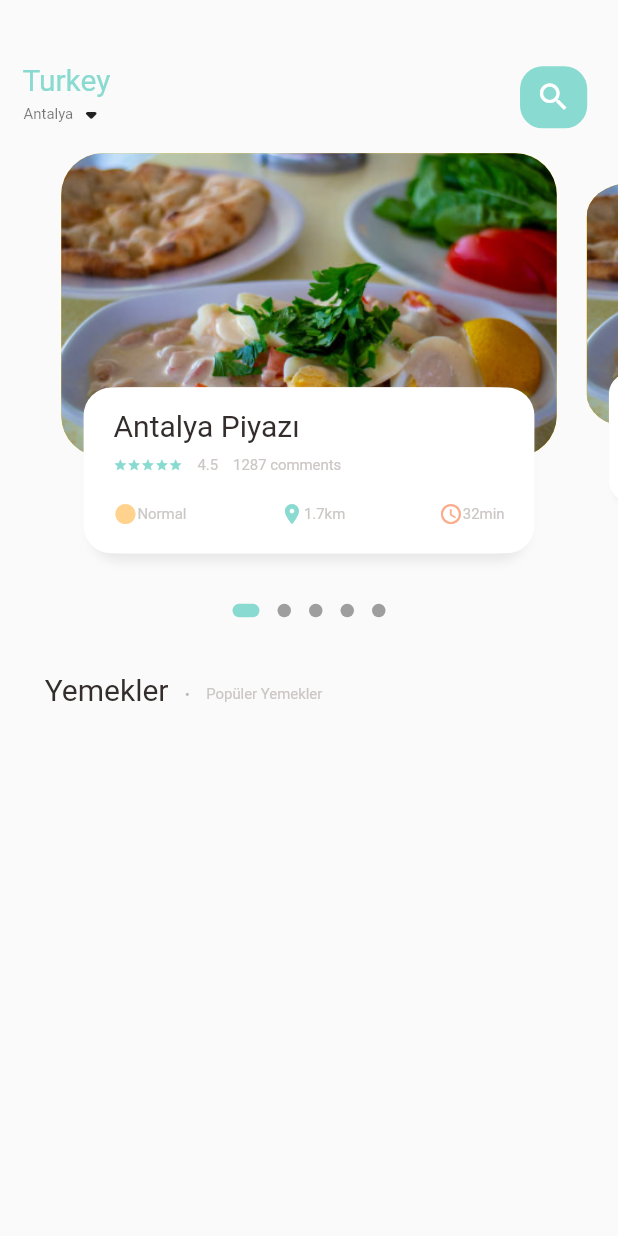
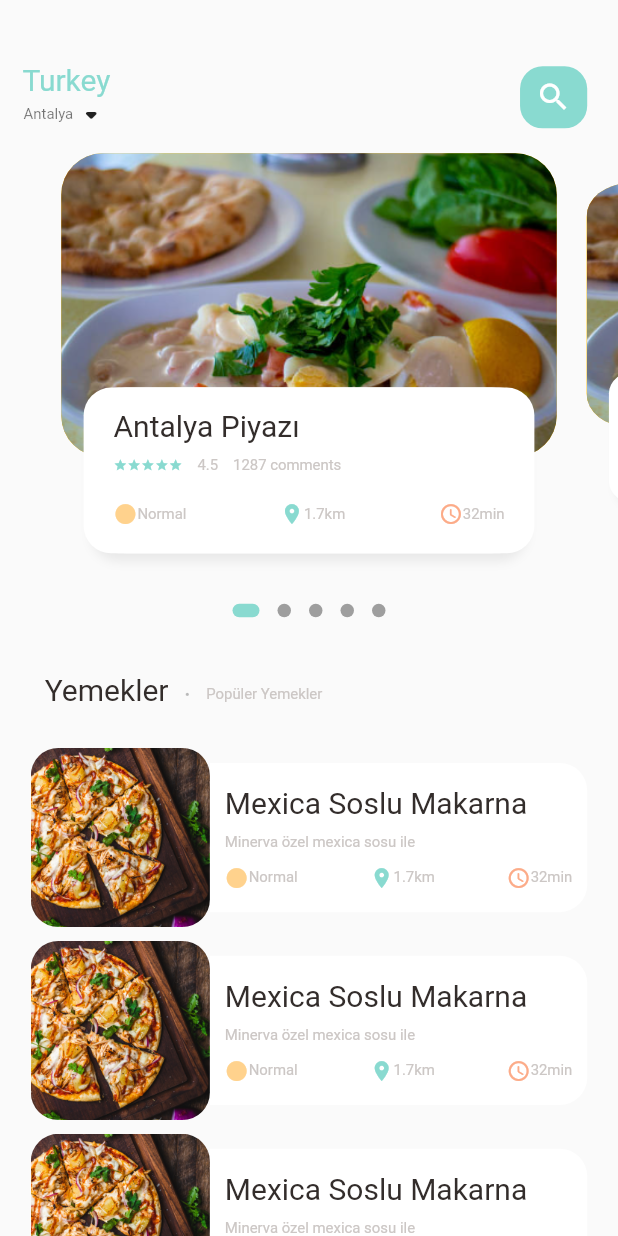
Before and after one commit to bayramyavuzcicek/flutter_Ecommerce_app, a Flutter app: the screen it shows after launch, on a phone screen of 412 x 824 dp. Run offline on Flutter 3.47's test engine with Material 2 defaults, Android fonts, the phone set to English and light mode, and no system bars; drawn by our look-alikes of dots_indicator; our stand-ins replace get.

Commit message:
mainFoodPage tamamlandı

```diff
--- a/e_commerce/lib/home/food_page_body.dart
+++ b/e_commerce/lib/home/food_page_body.dart
@@ -62,9 +62,10 @@ class _FoodPageBodyState extends State<FoodPageBody> {
                 borderRadius: BorderRadius.circular(5.0)),
           ),
         ),
-
         //Popular Text
-        SizedBox(height: Dimensions.height30,),
+        SizedBox(
+          height: Dimensions.height30,
+        ),
 
         Container(
           margin: EdgeInsets.only(left: Dimensions.width30),
@@ -72,23 +73,121 @@ class _FoodPageBodyState extends State<FoodPageBody> {
             crossAxisAlignment: CrossAxisAlignment.end,
             children: [
               BigText(text: "Yemekler"),
-              SizedBox(width: Dimensions.width10,),
+              SizedBox(
+                width: Dimensions.width10,
+              ),
               Container(
-                margin: EdgeInsets.only(bottom:3),
-                child: BigText(text: ".",color: Colors.black26,),
+                margin: EdgeInsets.only(bottom: 3),
+                child: BigText(
+                  text: ".",
+                  color: Colors.black26,
+                ),
               ),
-              SizedBox(width: Dimensions.width10,),
+              SizedBox(
+                width: Dimensions.width10,
+              ),
 
               //Popular Text
               Container(
-                margin: EdgeInsets.only(bottom:2),
+                margin: EdgeInsets.only(bottom: 2),
                 child: SmallText(text: "Popüler Yemekler"),
               ),
-
-
             ],
           ),
         ),
+        SizedBox(
+          height: Dimensions.height30,
+        ),
+        //List of Food and images
+        // ignore: sized_box_for_whitespace
+        ListView.builder(
+            physics: NeverScrollableScrollPhysics(),
+            shrinkWrap: true,
+            itemCount: 10,
+            itemBuilder: (context, index) {
+              return Container(
+                margin: EdgeInsets.only(
+                    left: Dimensions.width20,
+                    right: Dimensions.width20,
+                    bottom: Dimensions.height10),
+                child: Row(
+                  children: [
+                    //Image Section
+                    Container(
+                      height: Dimensions.listViewImgSize,
+                      width: Dimensions.listViewImgSize,
+                      decoration: BoxDecoration(
+                        borderRadius:
+                            BorderRadius.circular(Dimensions.radius20),
+                        color: Colors.white38,
+                        image: const DecorationImage(
+                          fit: BoxFit.cover,
+                          image: AssetImage("assets/images/food1.jpg"),
+                        ),
+                      ),
+                    ),
+                    // Text Container
+                    Expanded(
+                      child: Container(
+                        height: Dimensions.listViewTextContSize,
+                        decoration: BoxDecoration(
+                            borderRadius: BorderRadius.only(
+                              topRight:
+                                  Radius.circular(Dimensions.radius20),
+                              bottomRight:
+                                  Radius.circular(Dimensions.radius20),
+                            ),
+                            color: Color.fromARGB(255, 255, 255, 255)),
+                        child: Padding(
+                          padding: EdgeInsets.only(
+                              left: Dimensions.width10,
+                              right: Dimensions.width10),
+                          child: Column(
+                            crossAxisAlignment: CrossAxisAlignment.start,
+                            mainAxisAlignment: MainAxisAlignment.center,
+                            children: [
+                              BigText(
+                                  text:
+                                      "Mexica Soslu Makarna"),
+                              SizedBox(height: Dimensions.height10,),
+                              SmallText(text: "Minerva özel mexica sosu ile"),
+                              SizedBox(height: Dimensions.height10,),
+                              Row(
+                                mainAxisAlignment:
+                                    MainAxisAlignment.spaceBetween,
+                                children: [
+                                  IconAndTextWidget(
+                                    icon: Icons.circle_sharp,
+                                    text: "Normal",
+                                    iconColor: AppColors.iconColor1,
+                                  ),
+                                  SizedBox(
+                                    width: Dimensions.width5,
+                                  ),
+                                  IconAndTextWidget(
+                                    icon: Icons.location_on,
+                                    text: "1.7km",
+                                    iconColor: AppColors.mainColor,
+                                  ),
+                                  SizedBox(
+                                    width: Dimensions.width5,
+                                  ),
+                                  IconAndTextWidget(
+                                    icon: Icons.access_time_rounded,
+                                    text: "32min",
+                                    iconColor: AppColors.iconColor2,
+                                  ),
+                                ],
+                              ),
+                            ],
+                          ),
+                        ),
+                      ),
+                    ),
+                  ],
+                ),
+              );
+            }),
 
       ],
     );
@@ -130,7 +229,6 @@ class _FoodPageBodyState extends State<FoodPageBody> {
         children: [
           Container(
             height: Dimensions.pageViewContainer,
-
             margin: EdgeInsets.only(
               left: Dimensions.width10,
               right: Dimensions.width10,
@@ -148,8 +246,10 @@ class _FoodPageBodyState extends State<FoodPageBody> {
             alignment: Alignment.bottomCenter,
             child: Container(
               height: Dimensions.pageViewTextContainer,
-
-              margin: EdgeInsets.only(left: Dimensions.width30, right: Dimensions.width30, bottom: Dimensions.height30),
+              margin: EdgeInsets.only(
+                  left: Dimensions.width30,
+                  right: Dimensions.width30,
+                  bottom: Dimensions.height30),
               decoration: BoxDecoration(
                 borderRadius: BorderRadius.circular(Dimensions.radius20),
                 color: Colors.white,
@@ -170,7 +270,6 @@ class _FoodPageBodyState extends State<FoodPageBody> {
                 ],
               ),
               child: Container(
-
                 decoration: BoxDecoration(),
                 padding: EdgeInsets.only(
                   top: Dimensions.height15,
@@ -224,13 +323,17 @@ class _FoodPageBodyState extends State<FoodPageBody> {
                           text: "Normal",
                           iconColor: AppColors.iconColor1,
                         ),
-                        SizedBox(width: Dimensions.width5,),
+                        SizedBox(
+                          width: Dimensions.width5,
+                        ),
                         IconAndTextWidget(
                           icon: Icons.location_on,
                           text: "1.7km",
                           iconColor: AppColors.mainColor,
                         ),
-                        SizedBox(width: Dimensions.width5,),
+                        SizedBox(
+                          width: Dimensions.width5,
+                        ),
                         IconAndTextWidget(
                           icon: Icons.access_time_rounded,
                           text: "32min",
--- a/e_commerce/lib/home/main_food_page.dart
+++ b/e_commerce/lib/home/main_food_page.dart
@@ -58,7 +58,9 @@ class _MainFoodPageState extends State<MainFoodPage> {
             ),
           ),
           //Showing the body
-          FoodPageBody(),
+          Expanded(child: SingleChildScrollView(
+            child: FoodPageBody(),
+          ))
         ],
       ),
     );
--- a/e_commerce/lib/utils/dimensions.dart
+++ b/e_commerce/lib/utils/dimensions.dart
@@ -33,4 +33,9 @@ class Dimensions{
    //dynamic icon size
    static double starsize15 = screenHeight / 89.6;
    static double iconsize24 = screenHeight / 51.75;
+
+   //dynamic ListView size
+   static double listViewImgSize = screenWidth/3.45;
+   static double listViewTextContSize = screenWidth/ 4.14;
+
 }
```
